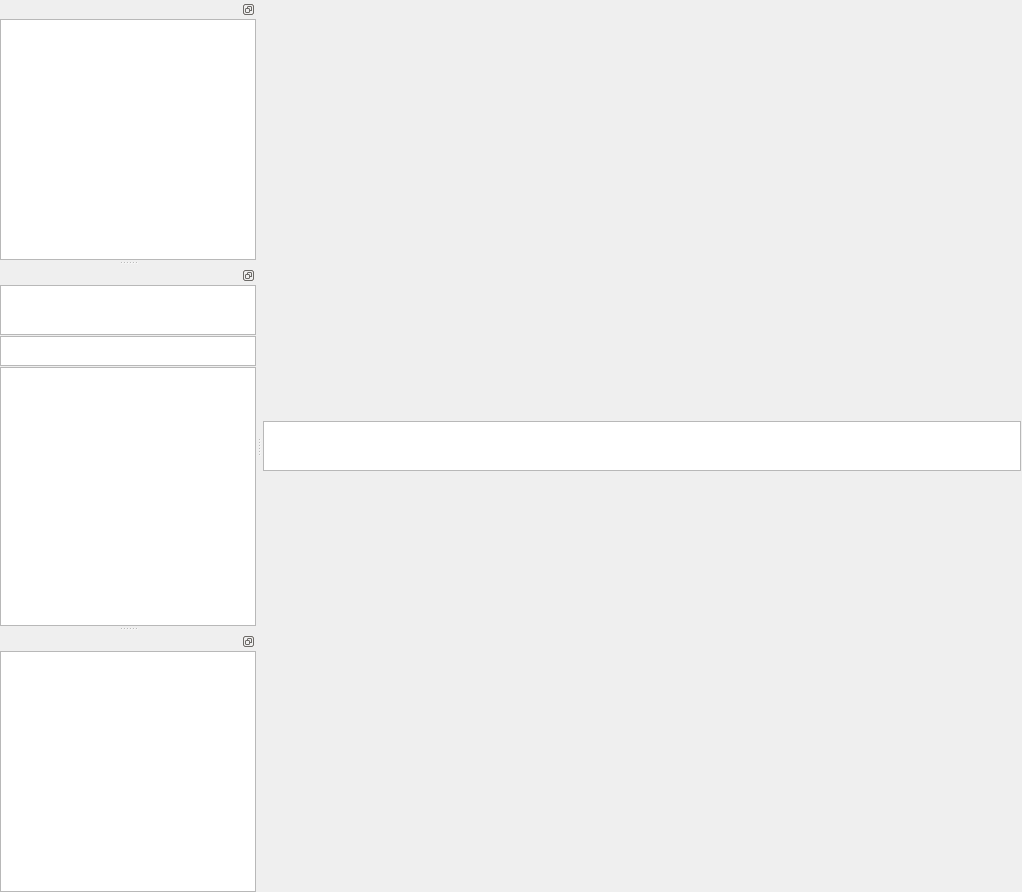
Above: MainWindow.ui from AndrewReynen/Lazylyst before the change. Below: the same form after it.
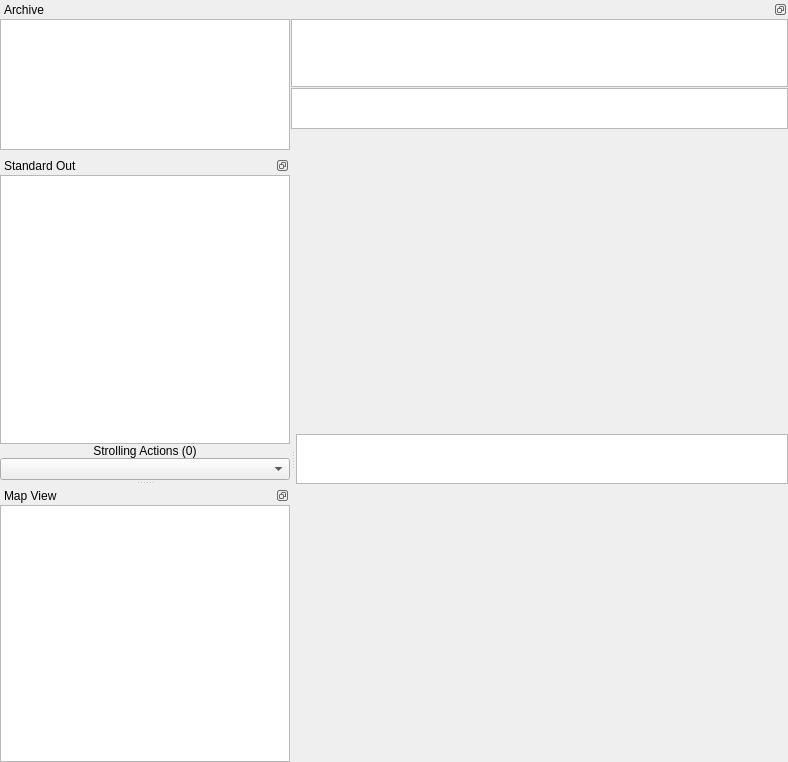
That is the form after the change. Custom widgets are drawn as their Qt base class.

Commit message: archive dates, strolling action notification, archive line plot efficiency upgrade, close event,archive span dialog select

The edit to the form file:
```diff
--- a/MainWindow.ui
+++ b/MainWindow.ui
@@ -6,20 +6,20 @@
    <rect>
     <x>0</x>
     <y>0</y>
-    <width>1022</width>
-    <height>892</height>
+    <width>788</width>
+    <height>762</height>
    </rect>
   </property>
   <property name="windowTitle">
    <string>MainWindow</string>
   </property>
   <widget class="QWidget" name="mainLayout">
-   <layout class="QHBoxLayout" name="horizontalLayout">
+   <layout class="QVBoxLayout" name="verticalLayout_2" stretch="0">
     <property name="spacing">
      <number>1</number>
     </property>
     <property name="margin">
-     <number>1</number>
+     <number>0</number>
     </property>
     <item>
      <layout class="QVBoxLayout" name="traceLayout">
@@ -53,9 +53,30 @@
    </layout>
   </widget>
   <widget class="QDockWidget" name="textOutDock">
+   <property name="sizePolicy">
+    <sizepolicy hsizetype="Preferred" vsizetype="Preferred">
+     <horstretch>1</horstretch>
+     <verstretch>0</verstretch>
+    </sizepolicy>
+   </property>
+   <property name="minimumSize">
+    <size>
+     <width>290</width>
+     <height>147</height>
+    </size>
+   </property>
+   <property name="maximumSize">
+    <size>
+     <width>524287</width>
+     <height>52487</height>
+    </size>
+   </property>
    <property name="features">
     <set>QDockWidget::DockWidgetFloatable|QDockWidget::DockWidgetMovable</set>
    </property>
+   <property name="windowTitle">
+    <string>Standard Out</string>
+   </property>
    <attribute name="dockWidgetArea">
     <number>1</number>
    </attribute>
@@ -70,36 +91,111 @@
      <item>
       <widget class="QTextBrowser" name="textOutBrowser"/>
      </item>
+     <item>
+      <widget class="QLabel" name="strollingLabel">
+       <property name="text">
+        <string>Strolling Actions (0)</string>
+       </property>
+       <property name="alignment">
+        <set>Qt::AlignCenter</set>
+       </property>
+      </widget>
+     </item>
+     <item>
+      <widget class="QComboBox" name="strollComboBox">
+       <property name="insertPolicy">
+        <enum>QComboBox::InsertAlphabetically</enum>
+       </property>
+      </widget>
+     </item>
     </layout>
    </widget>
   </widget>
   <widget class="QDockWidget" name="archiveDock">
+   <property name="sizePolicy">
+    <sizepolicy hsizetype="Preferred" vsizetype="Ignored">
+     <horstretch>5</horstretch>
+     <verstretch>0</verstretch>
+    </sizepolicy>
+   </property>
+   <property name="minimumSize">
+    <size>
+     <width>383</width>
+     <height>150</height>
+    </size>
+   </property>
+   <property name="maximumSize">
+    <size>
+     <width>524287</width>
+     <height>150</height>
+    </size>
+   </property>
    <property name="features">
     <set>QDockWidget::DockWidgetFloatable|QDockWidget::DockWidgetMovable</set>
    </property>
+   <property name="windowTitle">
+    <string>Archive</string>
+   </property>
    <attribute name="dockWidgetArea">
-    <number>1</number>
+    <number>4</number>
    </attribute>
    <widget class="QWidget" name="archiveLayout">
-    <layout class="QVBoxLayout" name="verticalLayout_2">
+    <layout class="QHBoxLayout" name="horizontalLayout" stretch="0,0">
      <property name="spacing">
       <number>1</number>
      </property>
      <property name="margin">
       <number>0</number>
+     </property>
+     <item>
+      <layout class="QVBoxLayout" name="archiveLeftLayout">
+       <item>
+        <widget class="ArchiveListWidget" name="archiveList">
+         <property name="sizePolicy">
+          <sizepolicy hsizetype="Minimum" vsizetype="Fixed">
+           <horstretch>0</horstretch>
+           <verstretch>0</verstretch>
+          </sizepolicy>
+         </property>
+         <property name="minimumSize">
+          <size>
+           <width>290</width>
+           <height>0</height>
+          </size>
+         </property>
+         <property name="maximumSize">
+          <size>
+           <width>16777215</width>
+           <height>16777215</height>
+          </size>
+         </property>
+        </widget>
+       </item>
+      </layout>
+     </item>
+     <item>
+      <layout class="QVBoxLayout" name="archiveRightLayout" stretch="5,3,0">
+       <property name="spacing">
+        <number>1</number>
      </property>
      <item>
       <widget class="ArchiveSpanWidget" name="archiveSpan">
        <property name="sizePolicy">
-        <sizepolicy hsizetype="Expanding" vsizetype="Maximum">
+          <sizepolicy hsizetype="Expanding" vsizetype="MinimumExpanding">
          <horstretch>0</horstretch>
          <verstretch>0</verstretch>
         </sizepolicy>
        </property>
+         <property name="minimumSize">
+          <size>
+           <width>0</width>
+           <height>10</height>
+          </size>
+         </property>
        <property name="maximumSize">
         <size>
          <width>16777215</width>
-         <height>50</height>
+           <height>200</height>
         </size>
        </property>
       </widget>
@@ -107,29 +203,99 @@
      <item>
       <widget class="ArchiveEventWidget" name="archiveEvent">
        <property name="sizePolicy">
-        <sizepolicy hsizetype="Expanding" vsizetype="Maximum">
+          <sizepolicy hsizetype="Expanding" vsizetype="MinimumExpanding">
          <horstretch>0</horstretch>
          <verstretch>0</verstretch>
         </sizepolicy>
        </property>
+         <property name="minimumSize">
+          <size>
+           <width>0</width>
+           <height>10</height>
+          </size>
+         </property>
        <property name="maximumSize">
         <size>
          <width>16777215</width>
-         <height>30</height>
+           <height>200</height>
         </size>
        </property>
       </widget>
      </item>
      <item>
-      <widget class="ArchiveListWidget" name="archiveList"/>
+        <layout class="QHBoxLayout" name="archiveTextLayout" stretch="0,0,0">
+         <property name="spacing">
+          <number>0</number>
+         </property>
+         <item>
+          <widget class="DblClickLabelWidget" name="archiveSpanT0Label">
+           <property name="font">
+            <font>
+             <pointsize>10</pointsize>
+            </font>
+           </property>
+           <property name="text">
+            <string/>
+           </property>
+          </widget>
+         </item>
+         <item>
+          <widget class="DblClickLabelWidget" name="archiveSpanT1Label">
+           <property name="font">
+            <font>
+             <pointsize>10</pointsize>
+            </font>
+           </property>
+           <property name="text">
+            <string/>
+           </property>
+          </widget>
+         </item>
+         <item>
+          <spacer name="horizontalSpacer">
+           <property name="orientation">
+            <enum>Qt::Horizontal</enum>
+           </property>
+           <property name="sizeHint" stdset="0">
+            <size>
+             <width>40</width>
+             <height>20</height>
+            </size>
+           </property>
+          </spacer>
+         </item>
+        </layout>
+       </item>
+      </layout>
      </item>
     </layout>
    </widget>
   </widget>
   <widget class="QDockWidget" name="mapDock">
+   <property name="sizePolicy">
+    <sizepolicy hsizetype="Preferred" vsizetype="Preferred">
+     <horstretch>1</horstretch>
+     <verstretch>0</verstretch>
+    </sizepolicy>
+   </property>
+   <property name="minimumSize">
+    <size>
+     <width>290</width>
+     <height>125</height>
+    </size>
+   </property>
+   <property name="maximumSize">
+    <size>
+     <width>524287</width>
+     <height>52487</height>
+    </size>
+   </property>
    <property name="features">
     <set>QDockWidget::DockWidgetFloatable|QDockWidget::DockWidgetMovable</set>
    </property>
+   <property name="windowTitle">
+    <string>Map View</string>
+   </property>
    <attribute name="dockWidgetArea">
     <number>1</number>
    </attribute>
@@ -169,6 +335,11 @@
    <extends>QGraphicsView</extends>
    <header>CustomWidgets.h</header>
   </customwidget>
+  <customwidget>
+   <class>DblClickLabelWidget</class>
+   <extends>QLabel</extends>
+   <header>CustomWidgets.h</header>
+  </customwidget>
  </customwidgets>
  <resources/>
  <connections/>
```
Left out of the diff: 2 changed lines with no effect on the pictures. Lines whose indentation alone changed are shown as unchanged. The commit also changes 26 other files.
